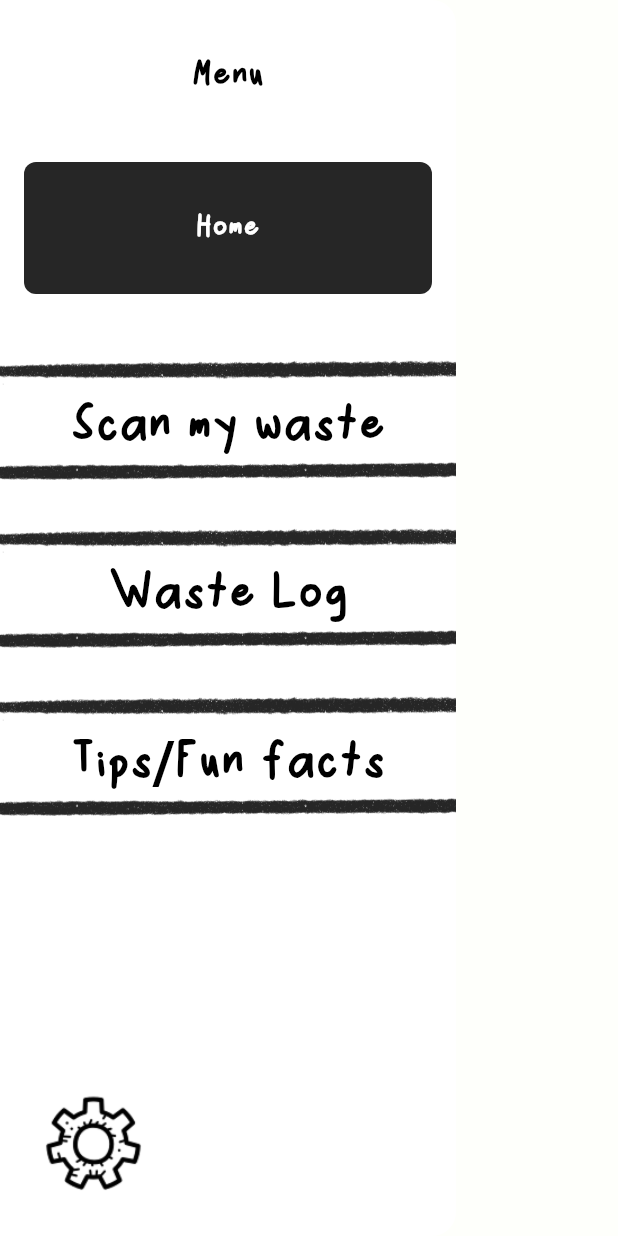
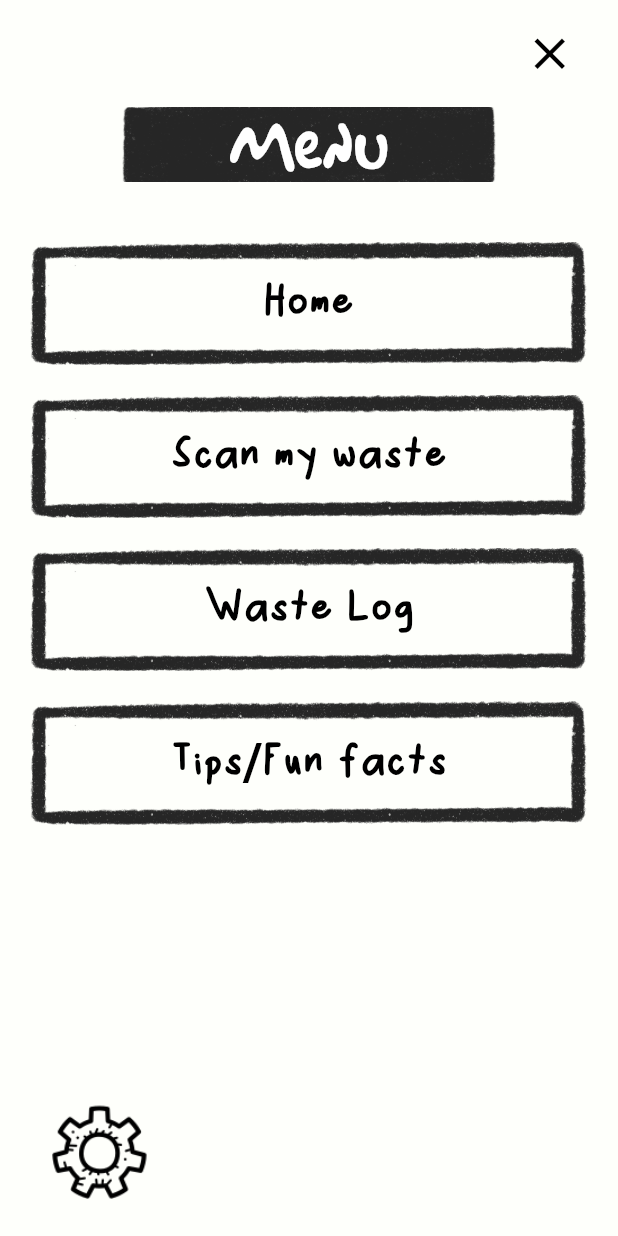
Before and after one commit to clarissachng/trash_classifier, a Flutter app: the DrawerMenu screen opened directly, on a phone screen of 412 x 824 dp. Run offline on Flutter 3.47's test engine with Material 3 defaults, Android fonts, the light colour scheme and no system bars; our stand-ins replace camera, fl_chart.

Commit message:
commit resolve merge conflict

```diff
--- a/lib/widget/drawer_menu.dart
+++ b/lib/widget/drawer_menu.dart
@@ -1,93 +1,86 @@
 import 'package:flutter/material.dart';
 import '../main.dart';
-import 'settings_page.dart'; // Import the settings page
+import 'settings_page.dart';
 
 class DrawerMenu extends StatelessWidget {
   const DrawerMenu({super.key});
 
   @override
   Widget build(BuildContext context) {
-    return Drawer(
+    return Scaffold(
+      backgroundColor: const Color(0xFFFEFFFB),
+      body: SafeArea(
+        child: Center(
+          child: Padding(
+          padding: const EdgeInsets.symmetric(horizontal: 20.0, vertical: 10.0),
           child: Column(
-        children: <Widget>[
-          // Menu Title with Plain Background
-          const SizedBox(
-            height: 100, // Height of the title section
-            child: Center(
+            crossAxisAlignment: CrossAxisAlignment.start,
+            children: [
+              // Top Right Close Icon
+              Align(
+                alignment: Alignment.topRight,
+                child: IconButton(
+                  icon: const Icon(Icons.close, size: 35),
+                  onPressed: () => Navigator.pop(context),
+                ),
+              ),
+              const SizedBox(height: 10),
+
+              // Menu Title (Styled like Settings Title)
+              Center(
+                child: Container(
+                  width: 250,
+                  height: 50,
+                  decoration: const BoxDecoration(
+                    image: DecorationImage(
+                      image: AssetImage('assets/widgets/black-btn.png'),
+                      fit: BoxFit.cover,
+                    ),
+                  ),
+                  child: const Center(
                     child: Text(
-                'Menu',
+                      "Menu",
                       style: TextStyle(
-                  fontSize: 28, // Larger font size
+                        fontFamily: 'Simpsonfont',
+                        fontSize: 35,
                         fontWeight: FontWeight.bold,
+                        color: Colors.white,
                       ),
                     ),
                   ),
                 ),
-          // Menu Items
-          Expanded(
-            child: ListView(
-              padding: EdgeInsets.zero,
-              children: <Widget>[
-                // Home Button (Black Background)
-                Padding(
-                  padding: const EdgeInsets.symmetric(
-                    vertical: 8, // Add some vertical padding
-                    horizontal: 16,
               ),
-                  child: Container(
-                    decoration: BoxDecoration(
-                      color: const Color(0xFF262626), // Black background
-                      borderRadius: BorderRadius.circular(8), // Rounded corners
-                    ),
-                    child: ListTile(
-                      contentPadding: const EdgeInsets.symmetric(
-                        vertical: 16, // Increased vertical padding
-                        horizontal: 16,
-                      ),
-                      title: const Center(
-                        child: Text(
-                          'Home',
-                          style: TextStyle(
-                            fontSize: 24, // Increased font size
-                            fontWeight: FontWeight.bold,
-                            color: Colors.white, // White text
-                          ),
-                        ),
-                      ),
-                      onTap: () {
-                        // Handle "Home" button tap
-                        Navigator.pop(context); // Close the drawer
+              const SizedBox(height: 30),
+
+              // Navigation Buttons
+              _buildButton("Home", context, () {
                 Navigator.pushReplacement(
                   context,
                   MaterialPageRoute(builder: (context) => const MyApp()),
                 );
-                      },
-                    ),
-                  ),
-                ),
-                const SizedBox(height: 20), // Space between items
+              }),
+              _buildButton("Scan my waste", context, () {
+                Navigator.pushNamed(context, '/scan_page');
+              }),
+              _buildButton("Waste Log", context, () {
+                Navigator.pushNamed(context, '/overview_page');
+              }),
+              _buildButton("Tips/Fun facts", context, () {
+                // Navigate to tips page if available
+              }),
 
-                // Using Helper Function for Buttons
-                _buildButton("Scan my waste", context, '../screens/scan_page'),
-                _buildButton("Waste Log", context, '../overview_page'),
-                _buildButton("Tips/Fun facts", context),
+              const Spacer(),
 
-                const SizedBox(height: 20), // Space below the last item
-              ],
-            ),
-          ),
               // Settings Icon at the Bottom Left
-          Container(
+              Align(
                 alignment: Alignment.bottomLeft,
-            padding: const EdgeInsets.all(16.0),
                 child: IconButton(
                   icon: Image.asset(
-                'assets/icon/settings-icon.png', // Path to your custom icon
-                width: 75, // Adjust the size as needed
-                height: 75,
+                    'assets/widgets/settings-icon.png',
+                    width: 75,
                   ),
                   onPressed: () {
-                Navigator.pop(context); // Close the drawer
+                    Navigator.pop(context);
                     Navigator.push(
                       context,
                       MaterialPageRoute(builder: (context) => SettingsPage()),
@@ -97,44 +90,37 @@ class DrawerMenu extends StatelessWidget {
               ),
             ],
           ),
+        ),
+        )
+
+      ),
     );
   }
-}
 
-
-
-// Helper Function for Buttons
-Widget _buildButton(String text, BuildContext context, [String? route]) {
+  // Reusable Button Widget
+  Widget _buildButton(String text, BuildContext context, VoidCallback onPressed) {
     return Padding(
-    padding: const EdgeInsets.symmetric(vertical: 16.0), // Increased vertical padding
-    child: SizedBox(
-      width: double.infinity,
-      height: 80, // Increased height for larger buttons
+      padding: const EdgeInsets.symmetric(vertical: 10.0),
       child: InkWell(
-        onTap: () {
-          if (route != null && route.isNotEmpty) {
-            Navigator.pushNamed(context, route);
-          }
-        },
+        onTap: onPressed,
         child: Stack(
           children: [
-            // Use your image as the button background
             Positioned.fill(
               child: Image.asset(
-                'assets/widgets/outlined-btn.png', // Ensure this file exists
+                'assets/widgets/outlined-btn.png',
                 fit: BoxFit.cover,
               ),
             ),
-            // Center the text with increased padding
             Center(
               child: Padding(
-                padding: const EdgeInsets.symmetric(vertical: 16.0, horizontal: 24.0), // Increased padding
+                padding: const EdgeInsets.symmetric(vertical: 16.0),
                 child: Text(
                   text,
                   style: const TextStyle(
+                    fontFamily: 'RinsHandwriting',
+                    fontSize: 35,
+                    fontWeight: FontWeight.bold,
                     color: Colors.black,
-                    fontSize: 40,
-                    fontWeight: FontWeight.bold, // Optional: Add bold text
                   ),
                 ),
               ),
@@ -142,6 +128,6 @@ Widget _buildButton(String text, BuildContext context, [String? route]) {
           ],
         ),
       ),
-    ),
     );
   }
+}
```
Also changed, not shown: lib/l10n/app_localizations.dart (added, +45 -0 lines), lib/l10n/app_localizations_en.dart (added, +7 -0 lines), lib/l10n/app_localizations_ko.dart (added, +7 -0 lines), lib/l10n/app_localizations_zh.dart (added, +7 -0 lines), lib/main.dart (+4 -18 lines), lib/screens/scan_page.dart (+31 -2 lines), lib/widget/settings_page.dart (line endings or trailing spaces), 32 other files. Lines whose indentation alone changed are shown as unchanged.
